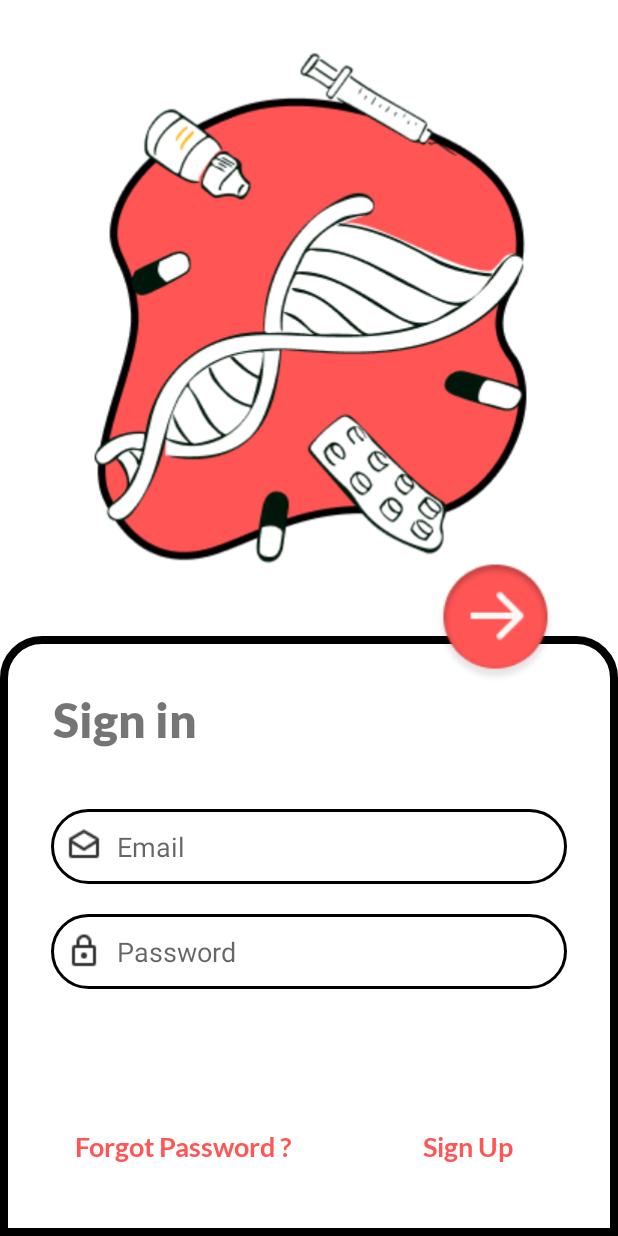
After one commit to Davin07/Lifeline, an Android app: the SignIn screen opened directly, with no data from a screen before it, on a phone screen of 412 x 824 dp. The commit adds this screen. Run offline under Robolectric (Android 15) with nearby library versions, the phone set to English and light mode, and no system bars.

Commit message:
Sign In Page

```diff
--- a/app/src/main/AndroidManifest.xml
+++ b/app/src/main/AndroidManifest.xml
@@ -20,6 +20,7 @@
         <activity android:name=".register_donor"/>
         <activity android:name=".register_hosp"/>
         <activity android:name=".donor_home"/>
+        <activity android:name=".SignIn"/>
         <meta-data
             android:name="preloaded_fonts"
             android:resource="@array/preloaded_fonts" />
--- /dev/null
+++ b/app/src/main/java/com/example/lifeline/SignIn.java
@@ -0,0 +1,30 @@
+package com.example.lifeline;
+
+import android.content.Intent;
+import android.os.Bundle;
+import android.view.View;
+import android.widget.TextView;
+
+import androidx.appcompat.app.AppCompatActivity;
+
+public class SignIn extends AppCompatActivity {
+
+    private TextView SignUp;
+
+    @Override
+    protected void onCreate(Bundle savedInstanceState) {
+        super.onCreate(savedInstanceState);
+        setContentView(R.layout.sign_in);
+
+        SignUp = findViewById(R.id.SignUp);
+
+        SignUp.setOnClickListener(new View.OnClickListener() {
+            @Override
+            public void onClick(View v) {
+                Intent intent = new Intent(SignIn.this, register_hosp.class);
+                startActivity(intent);
+            }
+        });
+    }
+
+}
--- /dev/null
+++ b/app/src/main/res/drawable/card.xml
@@ -0,0 +1,7 @@
+<?xml version="1.0" encoding="utf-8"?>
+<shape xmlns:android="http://schemas.android.com/apk/res/android" android:shape="rectangle">
+   <solid android:color="#FFFFFF" />
+   <corners android:topLeftRadius="25dp"
+       android:topRightRadius="25dp"/>
+   <stroke android:width="5dp"/>
+</shape>
--- /dev/null
+++ b/app/src/main/res/layout/sign_in.xml
@@ -0,0 +1,114 @@
+<?xml version="1.0" encoding="utf-8"?>
+<RelativeLayout
+    xmlns:android="http://schemas.android.com/apk/res/android"
+    xmlns:app="http://schemas.android.com/apk/res-auto"
+    xmlns:tools="http://schemas.android.com/tools"
+    android:layout_width="match_parent"
+    android:layout_height="match_parent">
+
+    <!-- Welcome to -->
+    <ImageView
+        android:id="@+id/imageView"
+        android:adjustViewBounds="true"
+        android:layout_width="match_parent"
+        android:layout_height="410sp"
+        android:contentDescription="@string/health"
+        app:layout_constraintBottom_toBottomOf="parent"
+        app:layout_constraintEnd_toEndOf="parent"
+        app:layout_constraintStart_toStartOf="parent"
+        app:layout_constraintTop_toTopOf="parent"
+        app:layout_constraintVertical_bias="0.201"
+        app:srcCompat="@drawable/healthvector"/>
+
+    <ImageView
+        android:id="@+id/imageView1"
+        android:layout_width="match_parent"
+        android:layout_height="400sp"
+        android:layout_alignParentBottom="true"
+        android:layout_marginTop="410sp"
+        android:layout_marginBottom="0dp"
+        android:background="@drawable/card" />
+
+    <EditText
+        android:id="@+id/SignIn_email"
+        android:layout_width="344dp"
+        android:layout_height="50dp"
+        android:layout_centerHorizontal="true"
+        android:layout_below="@+id/SignInHeader"
+        android:layout_marginTop="40dp"
+        android:hint="Email"
+        android:background="@drawable/edit_round"
+        android:drawableLeft="@drawable/email"
+        android:paddingLeft="10dp"
+        android:drawablePadding="10dp" />
+
+    <EditText
+        android:id="@+id/SignIn_password"
+        android:layout_width="344dp"
+        android:layout_height="50dp"
+        android:layout_centerHorizontal="true"
+        android:hint="Password"
+        android:layout_below="@+id/SignIn_email"
+        android:layout_marginTop="20dp"
+        android:inputType="textPassword"
+        android:background="@drawable/edit_round"
+        android:drawableLeft="@drawable/password"
+        android:paddingLeft="10dp"
+        android:drawablePadding="10dp"/>
+
+    <TextView
+        android:id="@+id/SignInHeader"
+        android:layout_width="wrap_content"
+        android:layout_height="wrap_content"
+        android:layout_alignParentStart="true"
+        android:layout_alignParentTop="true"
+        android:layout_marginStart="35dp"
+        android:layout_marginLeft="35dp"
+        android:layout_marginTop="460dp"
+        android:fontFamily="@font/lato_black"
+        android:text="@string/SignIN"
+        android:textSize="32dp" />
+
+    <TextView
+        android:id="@+id/ForgotPass"
+        android:layout_width="154dp"
+        android:layout_height="25dp"
+        android:layout_alignParentStart="true"
+        android:layout_alignParentBottom="true"
+        android:layout_marginStart="50dp"
+        android:layout_marginLeft="50dp"
+        android:layout_marginBottom="45dp"
+        android:fontFamily="@font/lato_bold"
+        android:text="@string/Forgot"
+        android:textColor="#FF5555"
+        android:textSize="18dp" />
+
+    <TextView
+        android:id="@+id/SignUp"
+        android:layout_width="70dp"
+        android:layout_height="25dp"
+        android:layout_alignParentEnd="true"
+        android:layout_alignParentBottom="true"
+        android:layout_marginLeft="290dp"
+        android:layout_marginEnd="60dp"
+        android:layout_marginBottom="45dp"
+        android:fontFamily="@font/lato_bold"
+        android:text="@string/SignUP"
+        android:textColor="#FF5555"
+        android:textSize="18dp" />
+
+    <ImageView
+        android:id="@+id/imageView2"
+        android:layout_width="80dp"
+        android:layout_height="80dp"
+        android:layout_alignParentStart="true"
+        android:layout_alignParentEnd="true"
+        android:layout_marginStart="290dp"
+        android:layout_marginLeft="290dp"
+        android:layout_marginTop="375dp"
+        android:layout_marginEnd="41dp"
+        android:adjustViewBounds="true"
+        app:srcCompat="@drawable/button" />
+
+
+</RelativeLayout>
--- a/app/src/main/res/values/strings.xml
+++ b/app/src/main/res/values/strings.xml
@@ -8,4 +8,8 @@
     <string name="already_have_an_account">Already have an account ?</string>
     <string name="sign_in">Sign in</string>
     <string name="welcome2">Welcome to</string>
+    <string name="health">Health Vector</string>
+    <string name="SignIN">Sign in</string>
+    <string name="Forgot">Forgot Password ?</string>
+    <string name="SignUP">Sign Up</string>
 </resources>
```
Also changed, not shown: app/src/main/java/com/example/lifeline/Hospital.java (added, +10 -0 lines), app/src/main/java/com/example/lifeline/MainActivity.java (+12 -1 lines), app/src/main/java/com/example/lifeline/register_donor.java (+10 -6 lines), app/src/main/java/com/example/lifeline/register_hosp.java (+94 -0 lines), app/src/main/res/layout/activity_main.xml (+5 -3 lines), app/src/main/res/layout/register_donor.xml (+9 -0 lines), app/src/main/res/layout/register_hosp.xml (+15 -6 lines), app/src/main/res/drawable/button.png (added), app/src/main/res/drawable/healthvector.png (added).
